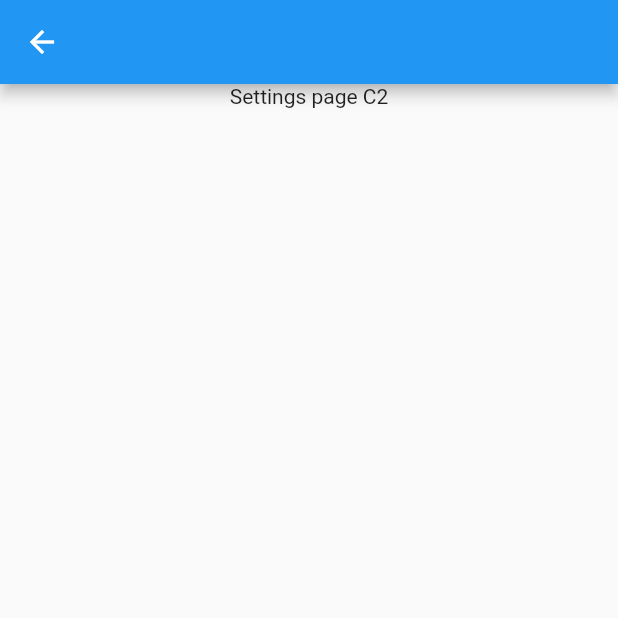
After one commit to JesterVZ/bottomMunuFlutter, a Flutter app: the screen it shows after launch, item 3 of the bottom bar chosen, after a tap on "Go to page 2", on a phone screen of 412 x 824 dp, the top half of it. The commit adds this screen. Run offline on Flutter 3.47's test engine with Material 2 defaults, Android fonts, the light colour scheme and no system bars.

Commit message:
add new page system

```diff
--- a/lib/screens/bottom_nav.dart
+++ b/lib/elements/bottom_nav.dart
@@ -1,11 +1,11 @@
 import 'package:bottom_menu_flutter/screens/profile_page.dart';
-import 'package:bottom_menu_flutter/screens/row_bar.dart';
+import 'package:bottom_menu_flutter/elements/row_bar.dart';
 import 'package:bottom_menu_flutter/screens/settings_page.dart';
 import 'package:flutter/cupertino.dart';
 import 'package:flutter/material.dart';
 
-import 'chat_page.dart';
-import 'map_page.dart';
+import '../screens/chat_page.dart';
+import '../screens/map_page.dart';
 import 'globals.dart';
 
 class BottomNavBar extends StatefulWidget {
--- a/lib/main.dart
+++ b/lib/main.dart
@@ -1,4 +1,4 @@
-import 'package:bottom_menu_flutter/screens/bottom_nav.dart';
+import 'package:bottom_menu_flutter/elements/bottom_nav.dart';
 import 'package:flutter/material.dart';
 void main() {
   runApp(const MyApp());
--- a/lib/screens/chat_page.dart
+++ b/lib/screens/chat_page.dart
@@ -1,14 +1,20 @@
 
-import 'package:bottom_menu_flutter/screens/row_bar.dart';
+import 'package:bottom_menu_flutter/elements/row_bar.dart';
 import 'package:flutter/cupertino.dart';
 import 'package:flutter/material.dart';
+
+import 'layout_2/chat_page_2.dart';
 
 class ChatPage extends StatelessWidget{
   @override
   Widget build(BuildContext context) {
     return Column(
-        children: const [
-          Text('Chat page')
+        children: [
+          const Text('Chat page B1'),
+          ElevatedButton(
+              onPressed: () => Navigator.push(context, MaterialPageRoute(builder: (context) => const ChatPage2())),
+              child: const Text('Go to page 2')
+          )
         ]
     );
   }
--- /dev/null
+++ b/lib/screens/layout_2/settings_page_2.dart
@@ -0,0 +1,24 @@
+import 'package:flutter/cupertino.dart';
+import 'package:flutter/material.dart';
+
+class SettingsPage2 extends StatelessWidget{
+  const SettingsPage2({Key? key}) : super(key: key);
+
+  @override
+  Widget build(BuildContext context) {
+    return Scaffold(
+        appBar: AppBar(
+
+        ),
+        body: Column(
+            children: const [
+              Center(
+                child: Text('Settings page C2'),
+              )
+
+            ]
+        )
+    );
+  }
+
+}
--- a/lib/screens/map_page.dart
+++ b/lib/screens/map_page.dart
@@ -1,13 +1,21 @@
-import 'package:bottom_menu_flutter/screens/row_bar.dart';
+import 'package:bottom_menu_flutter/elements/row_bar.dart';
+import 'package:bottom_menu_flutter/screens/layout_2/settings_page_2.dart';
 import 'package:flutter/cupertino.dart';
 import 'package:flutter/material.dart';
-import 'bottom_nav.dart';
+import '../elements/bottom_nav.dart';
 
 class MapPage extends StatelessWidget {
+  const MapPage({Key? key}) : super(key: key);
+
   @override
   Widget build(BuildContext context) {
-    return Column(children: const [
-      Text('Map page')
+    return Column(children: [
+      const Text('Map page D1'),
+      ElevatedButton(
+          onPressed: () => Navigator.push(context, MaterialPageRoute(builder: (context) => const SettingsPage2())),
+          child: const Text('Go to page 2')
+      )
+
     ]);
   }
 }
--- a/lib/screens/profile_page.dart
+++ b/lib/screens/profile_page.dart
@@ -1,15 +1,19 @@
-import 'package:bottom_menu_flutter/screens/chat_page.dart';
-import 'package:bottom_menu_flutter/screens/row_bar.dart';
+import 'package:bottom_menu_flutter/screens/layout_2/prifile_page_2.dart';
 import 'package:flutter/cupertino.dart';
 import 'package:flutter/material.dart';
 
+class ProfilePage extends StatelessWidget{
+  const ProfilePage({Key? key}) : super(key: key);
 
-class ProfilePage extends StatelessWidget{
   @override
   Widget build(BuildContext context) {
     return Column(
-        children: const [
-          Text('Profile page')
+        children: [
+          const Text('Profile page A1'),
+          ElevatedButton(
+            onPressed: () => Navigator.push(context, MaterialPageRoute(builder: (context) => const ProfilePage2())),
+            child: const Text('Go to page 2')
+          )
         ]
     );
   }
--- a/lib/screens/settings_page.dart
+++ b/lib/screens/settings_page.dart
@@ -1,18 +1,21 @@
 
-import 'package:bottom_menu_flutter/screens/row_bar.dart';
+import 'package:bottom_menu_flutter/elements/row_bar.dart';
+import 'package:bottom_menu_flutter/screens/layout_2/settings_page_2.dart';
 import 'package:flutter/cupertino.dart';
 import 'package:flutter/material.dart';
-import 'bottom_nav.dart';
+import '../elements/bottom_nav.dart';
 
 class SettingsPage extends StatelessWidget{
 
   @override
   Widget build(BuildContext context) {
-    BottomNavBar bn = new BottomNavBar();
-    bn.createState();
     return Column(
-        children: const [
-          Text('Settings page')
+        children: [
+          const Text('Settings page C1'),
+          ElevatedButton(
+              onPressed: () => Navigator.push(context, MaterialPageRoute(builder: (context) => const SettingsPage2())),
+              child: const Text('Go to page 2')
+          )
         ]
     );
   }
```
Also changed, not shown: lib/screens/layout_2/chat_page_2.dart (added, +24 -0 lines), lib/screens/layout_2/map_page_2.dart (added, +24 -0 lines), lib/screens/layout_2/prifile_page_2.dart (added, +24 -0 lines), lib/elements/globals.dart (renamed from lib/screens/globals.dart), lib/elements/row_bar.dart (renamed from lib/screens/row_bar.dart).
